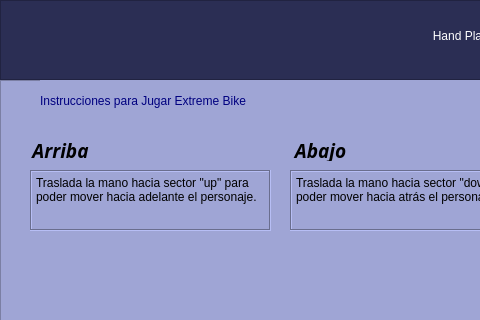
The window that GUI/IBike.ui (Rainherz/Hand-Play) describes before a commit, drawn with Qt 5; both pictures show x 0 to 480 and y 0 to 320 of the 875 by 717 pixel window.
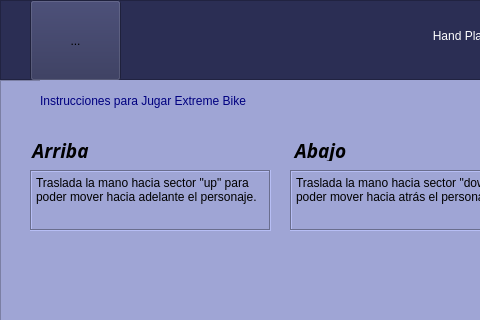
The same window after the commit. Icons and pictures are not drawn.

Diff of the .ui file:
```diff
--- a/GUI/IBike.ui
+++ b/GUI/IBike.ui
@@ -53,6 +53,41 @@
       <set>Qt::AlignCenter</set>
      </property>
     </widget>
+    <widget class="QToolButton" name="toolButton">
+     <property name="enabled">
+      <bool>true</bool>
+     </property>
+     <property name="geometry">
+      <rect>
+       <x>30</x>
+       <y>0</y>
+       <width>91</width>
+       <height>81</height>
+      </rect>
+     </property>
+     <property name="font">
+      <font>
+       <stylestrategy>PreferDefault</stylestrategy>
+       <kerning>true</kerning>
+      </font>
+     </property>
+     <property name="layoutDirection">
+      <enum>Qt::LeftToRight</enum>
+     </property>
+     <property name="text">
+      <string>...</string>
+     </property>
+     <property name="icon">
+      <iconset>
+       <normaloff>../img/logo.png</normaloff>../img/logo.png</iconset>
+     </property>
+     <property name="iconSize">
+      <size>
+       <width>160</width>
+       <height>160</height>
+      </size>
+     </property>
+    </widget>
    </widget>
    <widget class="QFrame" name="Videojuegos">
     <property name="geometry">
```
